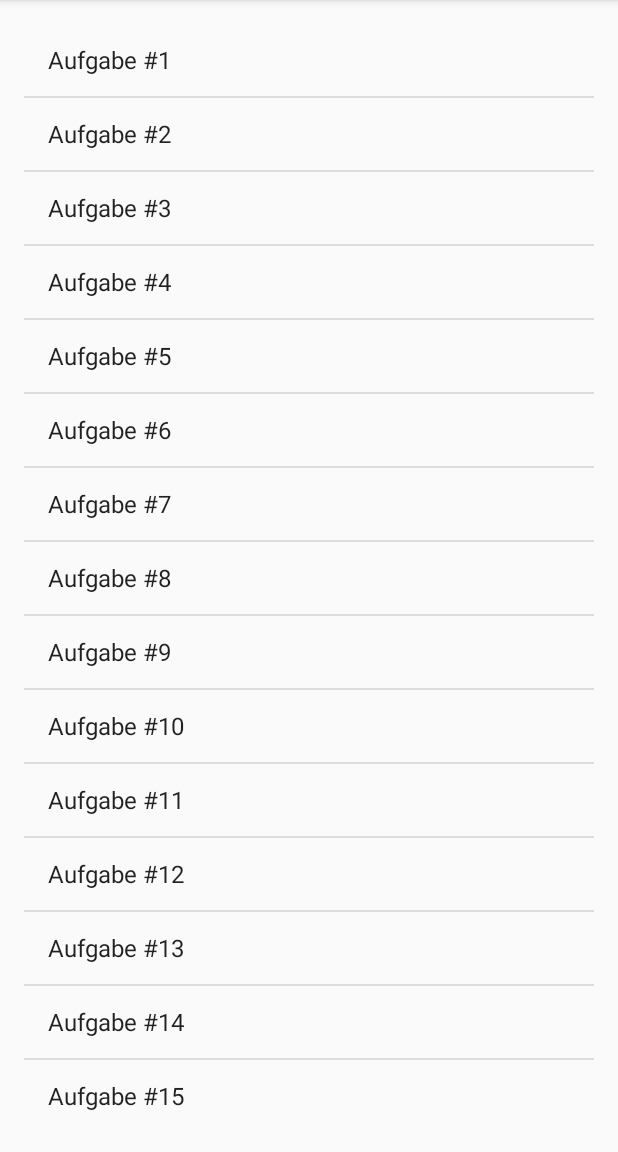
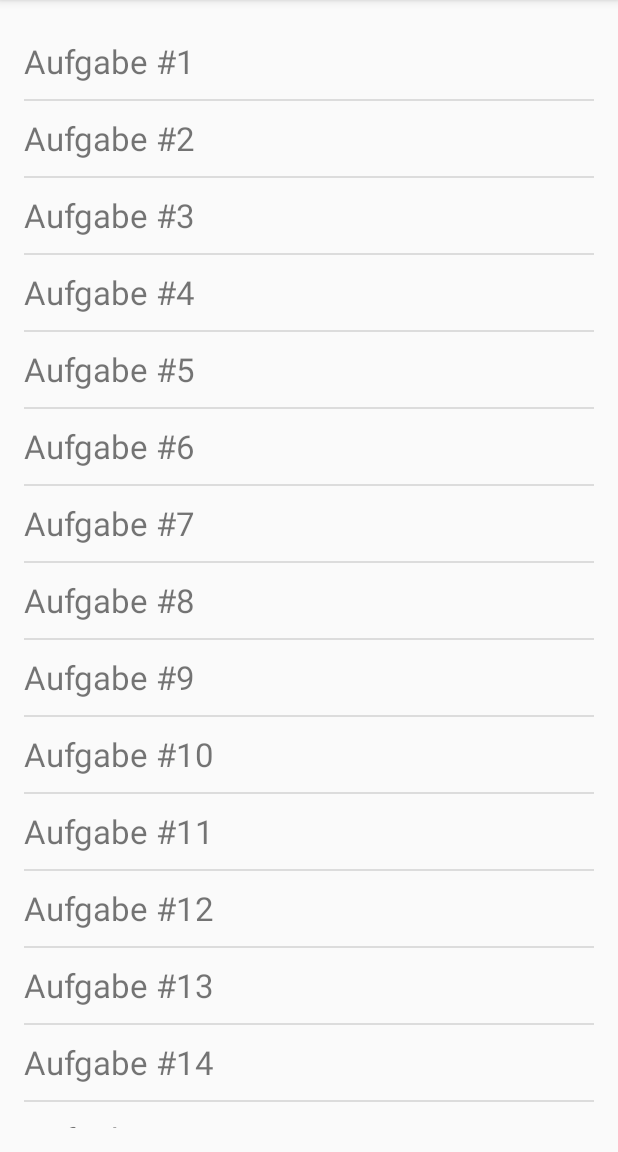
Before and after one commit to ScreamFD/todoDB, an Android app: the screen it shows after launch (MainActivity), on a phone screen of 412 x 824 dp, the part 84-1236 px from its top. Run offline under Robolectric (Android 15) with nearby library versions, the phone set to English and light mode, and no system bars.

Commit message:
created layout for ListView to show simple Strings

```diff
--- a/app/src/main/java/de/lamber/sascha/todolist/MainActivity.java
+++ b/app/src/main/java/de/lamber/sascha/todolist/MainActivity.java
@@ -33,6 +33,6 @@ public class MainActivity extends AppCompatActivity {
         setContentView(R.layout.activity_main);
 
         todoList = (ListView) findViewById(R.id.todoList);
-        todoList.setAdapter(new ArrayAdapter<String>(this, android.R.layout.simple_list_item_1, aufgaben));
+        todoList.setAdapter(new ArrayAdapter<String>(this, R.layout.todoeintrag, aufgaben));
     }
 }
--- /dev/null
+++ b/app/src/main/res/layout/todoeintrag.xml
@@ -0,0 +1,11 @@
+<?xml version="1.0" encoding="utf-8"?>
+<TextView xmlns:android="http://schemas.android.com/apk/res/android"
+          android:layout_width="match_parent"
+          android:layout_height="50dp"
+          android:text="Test"
+          android:id="@+id/todoeintrag"
+          android:layout_marginLeft="20dp"
+          android:textSize="22sp"
+          android:gravity="center_vertical">
+
+</TextView>
```
